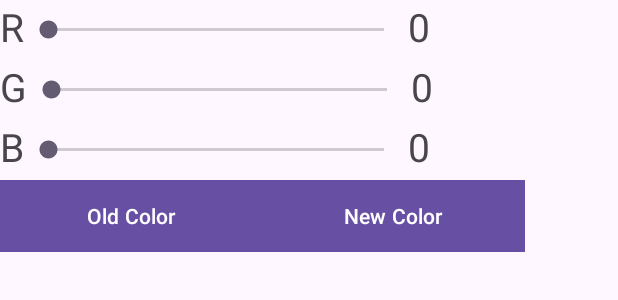
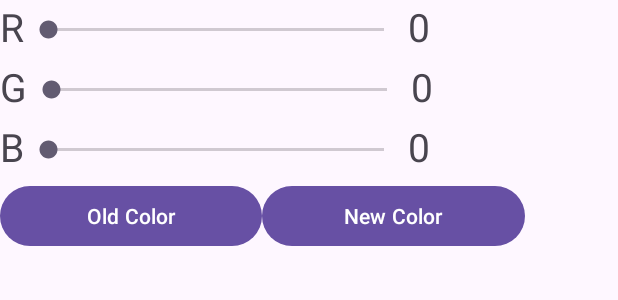
Before and after one commit to CS4530-S024/android-drawing-project-movie-theater-popcorn, an Android app built with Jetpack Compose: the layout fragment_color_select.xml on its own in the app's theme, with its tools: preview values and no code run, on a phone screen of 412 x 824 dp. Shown: the top 300 px of the screen. Run offline under Robolectric (Android 15) with nearby library versions, the phone set to English and light mode, and no system bars.

Commit message:
(last commit for phase2) removed backgroundcolor for button on colordialog fragment

```diff
--- a/DrawingApp/app/src/main/res/layout/fragment_color_select.xml
+++ b/DrawingApp/app/src/main/res/layout/fragment_color_select.xml
@@ -97,14 +97,12 @@
             android:layout_width="135dp"
             android:layout_height="wrap_content"
             android:layout_weight="1"
-            android:background="@color/white"
             android:text="Old Color" />
 
         <Button
             android:id="@+id/newPenColor"
             android:layout_width="175dp"
             android:layout_height="wrap_content"
-            android:background="@color/white"
             android:text="New Color" />
     </LinearLayout>
 
```
